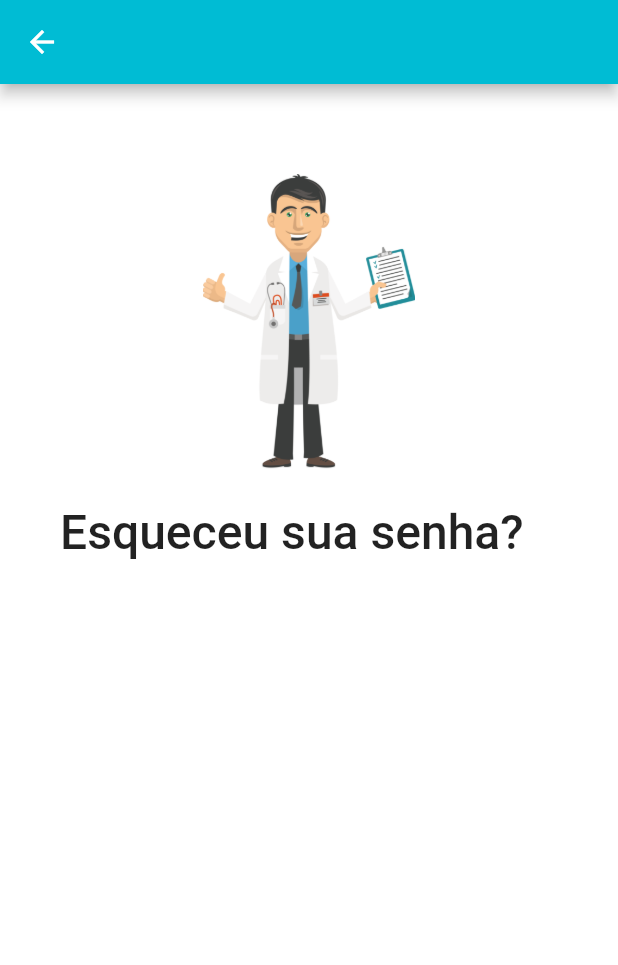
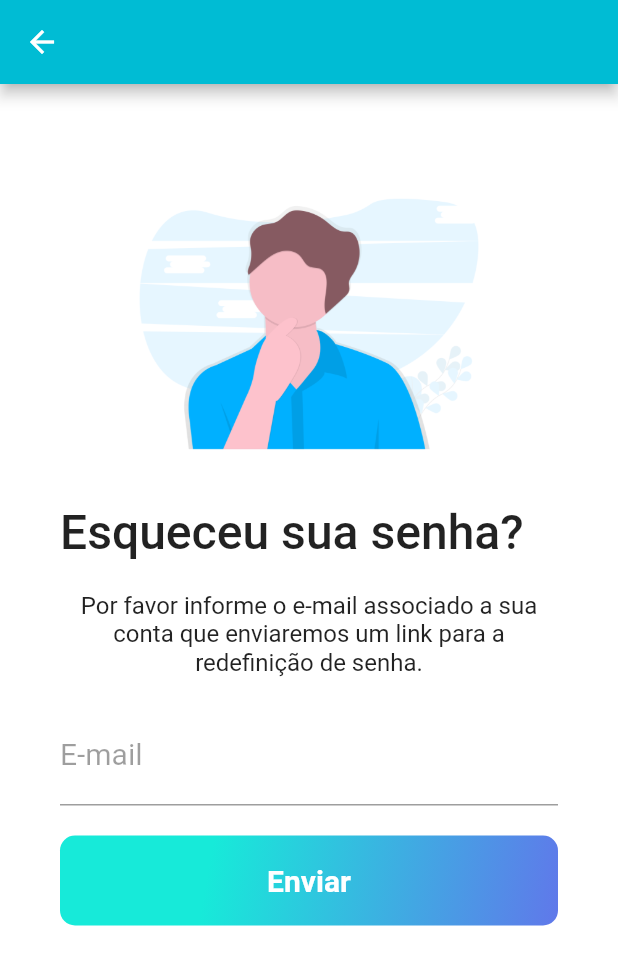
Before and after one commit to AlexandreTertuliano/Aplicativo_TCC, a Flutter app: the screen it shows after launch, after a tap on "Recuperar Senha", on a phone screen of 412 x 824 dp. Shown: the top 965 px of the screen. Run offline on Flutter 3.47's test engine with Material 2 defaults, Android fonts, the phone set to English and light mode, and no system bars; our stand-ins replace flutter_screenutil.

Commit message:
Tela de recuperação de senha

```diff
--- a/lib/ResetPassword/reset_password.dart
+++ b/lib/ResetPassword/reset_password.dart
@@ -24,7 +24,7 @@ class ResetPassword extends StatelessWidget {
             SizedBox(
               width: 200,
               height: 200,
-              child: Image.asset("assets/hospital.png"),
+              child: Image.asset("assets/resetPassword.png"),
             ),
             SizedBox(
               height: 20,
@@ -35,6 +35,71 @@ class ResetPassword extends StatelessWidget {
                 fontSize: 32,
                 fontWeight: FontWeight.w500,
               ),
+            ),
+            SizedBox(
+              height: 20,
+            ),
+            Text(
+              "Por favor informe o e-mail associado a sua conta que enviaremos um link para a redefinição de senha.",
+              style: TextStyle(
+                fontSize: 16,
+                fontWeight: FontWeight.w400,
+              ),
+              textAlign: TextAlign.center,
+            ),
+            SizedBox(
+              height: 20,
+            ),
+            TextFormField(
+              keyboardType: TextInputType.emailAddress,
+              decoration: InputDecoration(
+                  labelText: "E-mail",
+                  labelStyle: TextStyle(
+                    color: Colors.black38,
+                    fontWeight: FontWeight.w400,
+                    fontSize: 20,
+                  )),
+              style: TextStyle(fontSize: 20),
+            ),
+            SizedBox(
+              height: 20,
+            ),
+            Container(
+              height: 60,
+              alignment: Alignment.centerLeft,
+              decoration: BoxDecoration(
+                gradient: LinearGradient(
+                  begin: Alignment.topLeft,
+                  end: Alignment.bottomRight,
+                  stops: [0.3, 1],
+                  colors: [
+                    Color(0xFF17ead9),
+                    Color(0xFF6078ea),
+                  ],
+                ),
+                borderRadius: BorderRadius.all(
+                  Radius.circular(10),
+                ),
+              ),
+              child: SizedBox.expand(
+                child: FlatButton(
+                  child: Text(
+                    "Enviar",
+                    style: TextStyle(
+                      fontWeight: FontWeight.bold,
+                      color: Colors.white,
+                      fontSize: 20,
+                    ),
+                    textAlign: TextAlign.center,
+                  ),
+                  onPressed: () {
+                    //Aqui vai o back que manda o o pedido de renovação de senha para o email do usuário
+                  },
+                ),
+              ),
+            ),
+            SizedBox(
+              height: 20,
             )
           ],
         ),
--- a/lib/Widgets/FormCard.dart
+++ b/lib/Widgets/FormCard.dart
@@ -35,7 +35,7 @@ class FormCard extends StatelessWidget {
             SizedBox(
               height: ScreenUtil.getInstance().setHeight(30),
             ),
-            Text("Email",
+            Text("E-mail",
                 style: TextStyle(
                     fontFamily: "Poppins-Medium",
                     fontSize: ScreenUtil.getInstance().setSp(26))),
--- a/lib/main.dart
+++ b/lib/main.dart
@@ -125,14 +125,19 @@ class _MyAppState extends State<MyApp> {
                           width: ScreenUtil.getInstance().setWidth(330),
                           height: ScreenUtil.getInstance().setHeight(100),
                           decoration: BoxDecoration(
-                              color: Colors.cyan,
-                              borderRadius: BorderRadius.circular(6.0),
-                              boxShadow: [
-                                BoxShadow(
-                                    color: Color(0xFF6078ea).withOpacity(.3),
-                                    offset: Offset(0.0, 8.0),
-                                    blurRadius: 8.0)
-                              ]),
+                            gradient: LinearGradient(
+                              begin: Alignment.topLeft,
+                              end: Alignment.bottomRight,
+                              stops: [0.3, 1],
+                              colors: [
+                                Color(0xFF17ead9),
+                                Color(0xFF6078ea),
+                              ],
+                            ),
+                            borderRadius: BorderRadius.all(
+                              Radius.circular(10),
+                            ),
+                          ),
                           child: Material(
                             color: Colors.transparent,
                             child: InkWell(
--- a/pubspec.yaml
+++ b/pubspec.yaml
@@ -48,6 +48,8 @@ flutter:
    - assets/image_02.png
    - assets/logo.png
    - assets/hospital.png
+   - assets/resetPassword.png
+
 
 
 
```
Also changed, not shown: assets/resetPassword.png (added).
